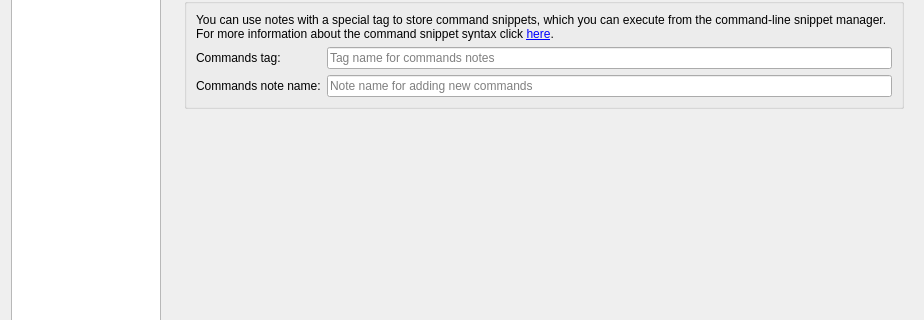
First picture: the form in src/dialogs/settingsdialog.ui, repository pbek/QOwnNotes, before the edit; both pictures show x 0 to 924 and y 394 to 714 of the 924 by 1259 pixel window.
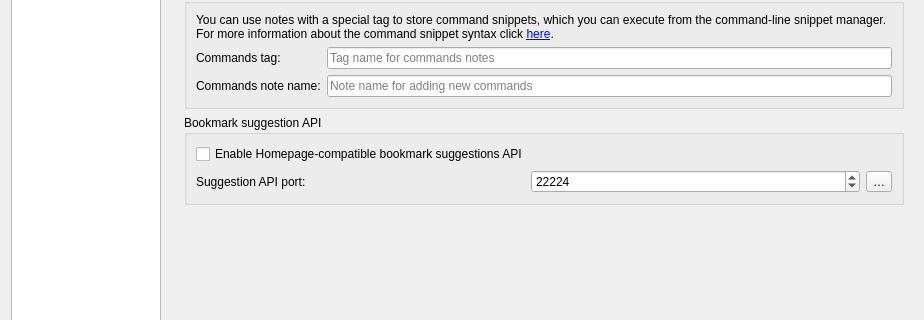
Second picture: the form after the edit. The open tabs and pages were chosen to show the change. Icons and pictures are not drawn. Custom widgets are drawn as their Qt base class.

Commit message: #3484 bookmarks: add homepage auto-suggestion api

```diff
--- a/src/dialogs/settingsdialog.ui
+++ b/src/dialogs/settingsdialog.ui
@@ -6819,6 +6819,56 @@
                   </layout>
                  </widget>
                 </item>
+                <item row="4" column="0">
+                 <widget class="QGroupBox" name="bookmarkSuggestionApiGroupBox">
+                  <property name="title">
+                   <string>Bookmark suggestion API</string>
+                  </property>
+                  <layout class="QGridLayout" name="gridLayout_96">
+                   <item row="0" column="0" colspan="3">
+                    <widget class="QCheckBox" name="bookmarkSuggestionApiEnabledCheckBox">
+                     <property name="text">
+                      <string>Enable Homepage-compatible bookmark suggestions API</string>
+                     </property>
+                    </widget>
+                   </item>
+                   <item row="1" column="0">
+                    <widget class="QLabel" name="bookmarkSuggestionApiPortLabel">
+                     <property name="text">
+                      <string>Suggestion API port:</string>
+                     </property>
+                    </widget>
+                   </item>
+                   <item row="1" column="1">
+                    <widget class="QSpinBox" name="bookmarkSuggestionApiPortSpinBox">
+                     <property name="minimum">
+                      <number>1</number>
+                     </property>
+                     <property name="maximum">
+                      <number>65535</number>
+                     </property>
+                     <property name="value">
+                      <number>22224</number>
+                     </property>
+                    </widget>
+                   </item>
+                   <item row="1" column="2">
+                    <widget class="QToolButton" name="bookmarkSuggestionApiPortResetButton">
+                     <property name="toolTip">
+                      <string>Reset the suggestion API port</string>
+                     </property>
+                     <property name="text">
+                      <string notr="true">…</string>
+                     </property>
+                     <property name="icon">
+                      <iconset theme="edit-clear" resource="../breeze-qownnotes.qrc">
+                       <normaloff>:/icons/breeze-qownnotes/16x16/edit-clear.svg</normaloff>:/icons/breeze-qownnotes/16x16/edit-clear.svg</iconset>
+                     </property>
+                    </widget>
+                   </item>
+                  </layout>
+                 </widget>
+                </item>
                </layout>
               </widget>
              </item>
```
Left out of the diff: 3 changed lines with no effect on the pictures. The commit also changes 11 other files.
